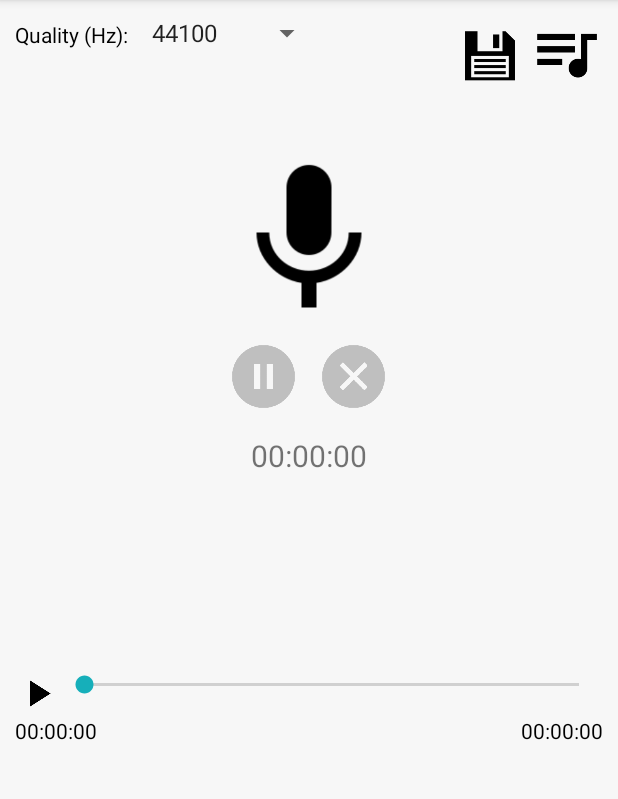
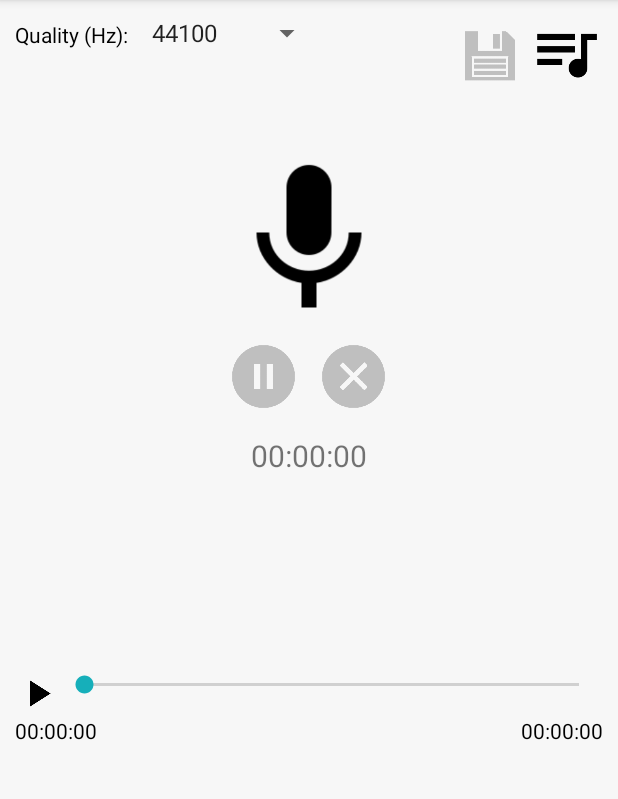
Before and after one commit to mopat/VoiceRecorderHD, an Android app: the screen it shows after launch (MainActivity), on a phone screen of 412 x 824 dp, the part 84-883 px from its top. Run offline under Robolectric (Android 15) with nearby library versions, the phone set to English and light mode, and no system bars; our stand-ins replace AdMob.

Commit message:
2.0 Icon save disabled

```diff
--- a/app/src/main/res/layout/activity_main.xml
+++ b/app/src/main/res/layout/activity_main.xml
@@ -45,7 +45,7 @@
             android:layout_height="40dp"
             android:layout_alignParentTop="true"
             android:layout_toLeftOf="@id/my_recordings_button"
-            android:background="@drawable/ic_menu_save_48dp" />
+            android:background="@drawable/ic_menu_save_disabled_48dp" />
 
         <ImageButton
             android:id="@+id/my_recordings_button"
```
Also changed, not shown: app/src/main/java/com/mopat/patrick/voicerecorderhd/MainActivity.java (+5 -2 lines), app/src/main/res/drawable/ic_menu_save_48dp.png, app/src/main/res/drawable/ic_menu_save_disabled_48dp.png (added).
